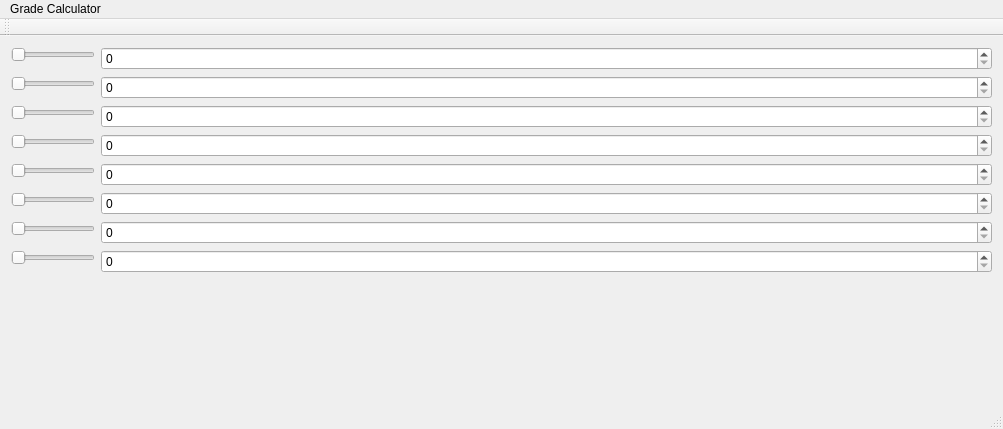
Old version of the form widget.ui in the repository conormcrae/grade_calculator.
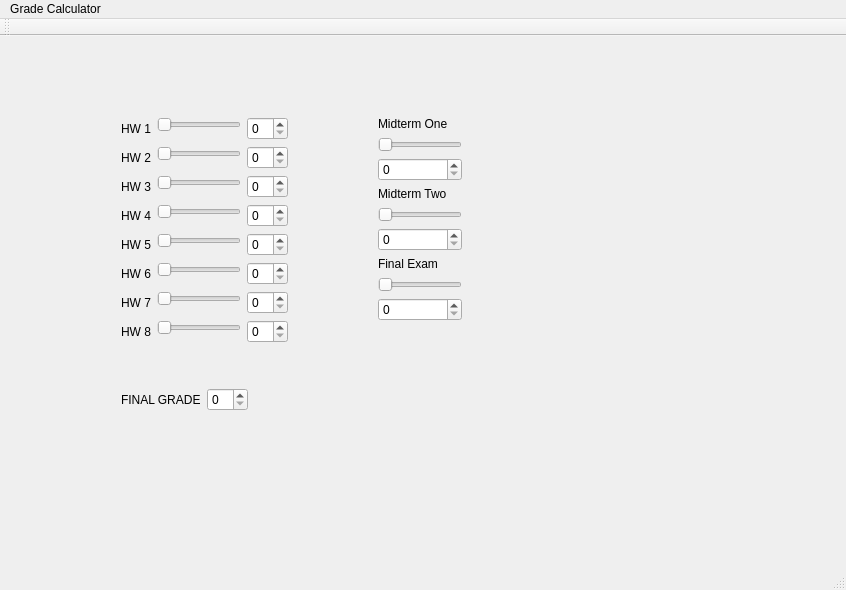
New version of the form.

Diff of the .ui file:
```diff
--- a/widget.ui
+++ b/widget.ui
@@ -6,103 +6,356 @@
    <rect>
     <x>0</x>
     <y>0</y>
-    <width>1003</width>
-    <height>429</height>
+    <width>846</width>
+    <height>590</height>
    </rect>
   </property>
   <property name="windowTitle">
    <string>MainWindow</string>
   </property>
   <widget class="QWidget" name="centralWidget">
-   <layout class="QFormLayout" name="formLayout">
-    <item row="0" column="0">
-     <widget class="QSlider" name="horizontalSlider">
-      <property name="orientation">
-       <enum>Qt::Horizontal</enum>
-      </property>
-     </widget>
-    </item>
-    <item row="0" column="1">
-     <widget class="QSpinBox" name="spinBox"/>
-    </item>
-    <item row="1" column="0">
-     <widget class="QSlider" name="horizontalSlider_2">
-      <property name="orientation">
-       <enum>Qt::Horizontal</enum>
-      </property>
-     </widget>
-    </item>
-    <item row="1" column="1">
-     <widget class="QSpinBox" name="spinBox_2"/>
-    </item>
-    <item row="2" column="0">
-     <widget class="QSlider" name="horizontalSlider_3">
-      <property name="orientation">
-       <enum>Qt::Horizontal</enum>
-      </property>
-     </widget>
-    </item>
-    <item row="2" column="1">
-     <widget class="QSpinBox" name="spinBox_3"/>
-    </item>
-    <item row="3" column="0">
-     <widget class="QSlider" name="horizontalSlider_4">
-      <property name="orientation">
-       <enum>Qt::Horizontal</enum>
-      </property>
-     </widget>
-    </item>
-    <item row="3" column="1">
-     <widget class="QSpinBox" name="spinBox_4"/>
-    </item>
-    <item row="4" column="0">
-     <widget class="QSlider" name="horizontalSlider_5">
-      <property name="orientation">
-       <enum>Qt::Horizontal</enum>
-      </property>
-     </widget>
-    </item>
-    <item row="4" column="1">
-     <widget class="QSpinBox" name="spinBox_5"/>
-    </item>
-    <item row="5" column="0">
-     <widget class="QSlider" name="horizontalSlider_6">
-      <property name="orientation">
-       <enum>Qt::Horizontal</enum>
-      </property>
-     </widget>
-    </item>
-    <item row="5" column="1">
-     <widget class="QSpinBox" name="spinBox_6"/>
-    </item>
-    <item row="6" column="0">
-     <widget class="QSlider" name="horizontalSlider_7">
-      <property name="orientation">
-       <enum>Qt::Horizontal</enum>
-      </property>
-     </widget>
-    </item>
-    <item row="6" column="1">
-     <widget class="QSpinBox" name="spinBox_7"/>
-    </item>
-    <item row="7" column="0">
-     <widget class="QSlider" name="horizontalSlider_8">
-      <property name="orientation">
-       <enum>Qt::Horizontal</enum>
-      </property>
-     </widget>
-    </item>
-    <item row="7" column="1">
-     <widget class="QSpinBox" name="spinBox_8"/>
-    </item>
-   </layout>
+   <widget class="QWidget" name="">
+    <property name="geometry">
+     <rect>
+      <x>110</x>
+      <y>70</y>
+      <width>377</width>
+      <height>316</height>
+     </rect>
+    </property>
+    <layout class="QFormLayout" name="formLayout_27">
+     <item row="0" column="0">
+      <layout class="QFormLayout" name="formLayout_24">
+       <item row="0" column="0">
+        <layout class="QFormLayout" name="formLayout_9">
+         <item row="0" column="0">
+          <layout class="QFormLayout" name="formLayout_19">
+           <item row="0" column="0">
+            <widget class="QLabel" name="label">
+             <property name="text">
+              <string>HW 1</string>
+             </property>
+            </widget>
+           </item>
+           <item row="0" column="1">
+            <layout class="QFormLayout" name="formLayout_17">
+             <item row="0" column="0">
+              <widget class="QSlider" name="horizontalSlider">
+               <property name="orientation">
+                <enum>Qt::Horizontal</enum>
+               </property>
+              </widget>
+             </item>
+             <item row="0" column="1">
+              <widget class="QSpinBox" name="spinBox"/>
+             </item>
+            </layout>
+           </item>
+          </layout>
+         </item>
+         <item row="1" column="0">
+          <layout class="QFormLayout" name="formLayout_18">
+           <item row="0" column="0">
+            <widget class="QLabel" name="label_3">
+             <property name="text">
+              <string>HW 2</string>
+             </property>
+            </widget>
+           </item>
+           <item row="0" column="1">
+            <layout class="QFormLayout" name="formLayout_16">
+             <item row="0" column="0">
+              <widget class="QSlider" name="horizontalSlider_2">
+               <property name="orientation">
+                <enum>Qt::Horizontal</enum>
+               </property>
+              </widget>
+             </item>
+             <item row="0" column="1">
+              <widget class="QSpinBox" name="spinBox_2"/>
+             </item>
+            </layout>
+           </item>
+          </layout>
+         </item>
+         <item row="2" column="0">
+          <layout class="QFormLayout" name="formLayout_15">
+           <item row="0" column="0">
+            <widget class="QLabel" name="label_4">
+             <property name="text">
+              <string>HW 3</string>
+             </property>
+            </widget>
+           </item>
+           <item row="0" column="1">
+            <layout class="QFormLayout" name="formLayout_14">
+             <item row="0" column="0">
+              <widget class="QSlider" name="horizontalSlider_3">
+               <property name="orientation">
+                <enum>Qt::Horizontal</enum>
+               </property>
+              </widget>
+             </item>
+             <item row="0" column="1">
+              <widget class="QSpinBox" name="spinBox_3"/>
+             </item>
+            </layout>
+           </item>
+          </layout>
+         </item>
+         <item row="3" column="0">
+          <layout class="QFormLayout" name="formLayout_13">
+           <item row="0" column="0">
+            <widget class="QLabel" name="label_5">
+             <property name="text">
+              <string>HW 4</string>
+             </property>
+            </widget>
+           </item>
+           <item row="0" column="1">
+            <layout class="QFormLayout" name="formLayout_12">
+             <item row="0" column="0">
+              <widget class="QSlider" name="horizontalSlider_4">
+               <property name="orientation">
+                <enum>Qt::Horizontal</enum>
+               </property>
+              </widget>
+             </item>
+             <item row="0" column="1">
+              <widget class="QSpinBox" name="spinBox_4"/>
+             </item>
+            </layout>
+           </item>
+          </layout>
+         </item>
+         <item row="4" column="0">
+          <layout class="QFormLayout" name="formLayout_11">
+           <item row="0" column="0">
+            <widget class="QLabel" name="label_2">
+             <property name="text">
+              <string>HW 5</string>
+             </property>
+            </widget>
+           </item>
+           <item row="0" column="1">
+            <layout class="QFormLayout" name="formLayout_10">
+             <item row="0" column="0">
+              <widget class="QSlider" name="horizontalSlider_5">
+               <property name="orientation">
+                <enum>Qt::Horizontal</enum>
+               </property>
+              </widget>
+             </item>
+             <item row="0" column="1">
+              <widget class="QSpinBox" name="spinBox_5"/>
+             </item>
+            </layout>
+           </item>
+          </layout>
+         </item>
+         <item row="5" column="0">
+          <layout class="QFormLayout" name="formLayout_8">
+           <item row="0" column="0">
+            <widget class="QLabel" name="label_7">
+             <property name="text">
+              <string>HW 6</string>
+             </property>
+            </widget>
+           </item>
+           <item row="0" column="1">
+            <layout class="QFormLayout" name="formLayout_7">
+             <item row="0" column="0">
+              <widget class="QSlider" name="horizontalSlider_6">
+               <property name="orientation">
+                <enum>Qt::Horizontal</enum>
+               </property>
+              </widget>
+             </item>
+             <item row="0" column="1">
+              <widget class="QSpinBox" name="spinBox_6"/>
+             </item>
+            </layout>
+           </item>
+          </layout>
+         </item>
+         <item row="6" column="0">
+          <layout class="QFormLayout" name="formLayout_6">
+           <item row="0" column="0">
+            <widget class="QLabel" name="label_6">
+             <property name="text">
+              <string>HW 7</string>
+             </property>
+            </widget>
+           </item>
+           <item row="0" column="1">
+            <layout class="QFormLayout" name="formLayout_5">
+             <item row="0" column="1">
+              <widget class="QSpinBox" name="spinBox_7"/>
+             </item>
+             <item row="0" column="0">
+              <widget class="QSlider" name="horizontalSlider_7">
+               <property name="orientation">
+                <enum>Qt::Horizontal</enum>
+               </property>
+              </widget>
+             </item>
+            </layout>
+           </item>
+          </layout>
+         </item>
+         <item row="7" column="0">
+          <layout class="QFormLayout" name="formLayout_4">
+           <item row="0" column="0">
+            <widget class="QLabel" name="label_8">
+             <property name="text">
+              <string>HW 8</string>
+             </property>
+            </widget>
+           </item>
+           <item row="0" column="1">
+            <layout class="QFormLayout" name="formLayout">
+             <item row="0" column="0">
+              <widget class="QSlider" name="horizontalSlider_8">
+               <property name="orientation">
+                <enum>Qt::Horizontal</enum>
+               </property>
+              </widget>
+             </item>
+             <item row="0" column="1">
+              <widget class="QSpinBox" name="spinBox_8"/>
+             </item>
+            </layout>
+           </item>
+          </layout>
+         </item>
+        </layout>
+       </item>
+       <item row="0" column="1">
+        <layout class="QFormLayout" name="formLayout_23">
+         <item row="0" column="0">
+          <spacer name="horizontalSpacer">
+           <property name="orientation">
+            <enum>Qt::Horizontal</enum>
+           </property>
+           <property name="sizeHint" stdset="0">
+            <size>
+             <width>78</width>
+             <height>208</height>
+            </size>
+           </property>
+          </spacer>
+         </item>
+         <item row="0" column="1">
+          <layout class="QFormLayout" name="formLayout_22">
+           <item row="0" column="0">
+            <layout class="QFormLayout" name="formLayout_3">
+             <item row="0" column="0">
+              <widget class="QLabel" name="label_9">
+               <property name="text">
+                <string>Midterm One</string>
+               </property>
+              </widget>
+             </item>
+             <item row="1" column="0">
+              <widget class="QSlider" name="horizontalSlider_9">
+               <property name="orientation">
+                <enum>Qt::Horizontal</enum>
+               </property>
+              </widget>
+             </item>
+             <item row="2" column="0" colspan="2">
+              <widget class="QSpinBox" name="spinBox_9"/>
+             </item>
+            </layout>
+           </item>
+           <item row="1" column="0">
+            <layout class="QFormLayout" name="formLayout_20">
+             <item row="0" column="0">
+              <widget class="QLabel" name="label_10">
+               <property name="text">
+                <string>Midterm Two</string>
+               </property>
+              </widget>
+             </item>
+             <item row="1" column="0">
+              <widget class="QSlider" name="horizontalSlider_11">
+               <property name="orientation">
+                <enum>Qt::Horizontal</enum>
+               </property>
+              </widget>
+             </item>
+             <item row="2" column="0" colspan="2">
+              <widget class="QSpinBox" name="spinBox_10"/>
+             </item>
+            </layout>
+           </item>
+           <item row="2" column="0">
+            <layout class="QFormLayout" name="formLayout_21">
+             <item row="0" column="0">
+              <widget class="QLabel" name="label_11">
+               <property name="text">
+                <string>Final Exam</string>
+               </property>
+              </widget>
+             </item>
+             <item row="2" column="0">
+              <widget class="QSlider" name="horizontalSlider_10">
+               <property name="orientation">
+                <enum>Qt::Horizontal</enum>
+               </property>
+              </widget>
+             </item>
+             <item row="3" column="0" colspan="2">
+              <widget class="QSpinBox" name="spinBox_11"/>
+             </item>
+            </layout>
+           </item>
+          </layout>
+         </item>
+        </layout>
+       </item>
+      </layout>
+     </item>
+     <item row="1" column="0">
+      <layout class="QFormLayout" name="formLayout_26">
+       <item row="0" column="0">
+        <spacer name="verticalSpacer">
+         <property name="orientation">
+          <enum>Qt::Vertical</enum>
+         </property>
+         <property name="sizeHint" stdset="0">
+          <size>
+           <width>358</width>
+           <height>40</height>
+          </size>
+         </property>
+        </spacer>
+       </item>
+       <item row="1" column="0">
+        <layout class="QFormLayout" name="formLayout_25">
+         <item row="0" column="0">
+          <widget class="QLabel" name="label_12">
+           <property name="text">
+            <string>FINAL GRADE</string>
+           </property>
+          </widget>
+         </item>
+         <item row="0" column="1">
+          <widget class="QSpinBox" name="spinBox_12"/>
+         </item>
+        </layout>
+       </item>
+      </layout>
+     </item>
+    </layout>
+   </widget>
   </widget>
   <widget class="QMenuBar" name="menuBar">
    <property name="geometry">
     <rect>
      <x>0</x>
      <y>0</y>
-     <width>1003</width>
+     <width>846</width>
      <height>20</height>
     </rect>
    </property>
```
Left out of the diff: 336 changed lines with no effect on the pictures.
